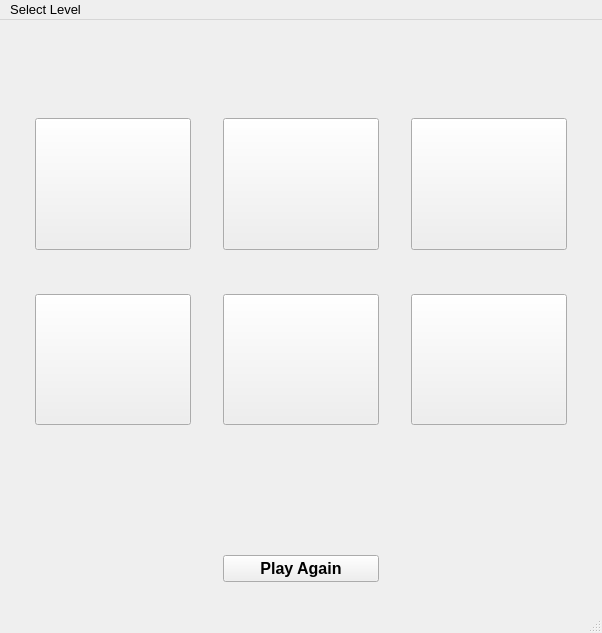
Before: the Qt Designer form beginnerwindow.ui in Pubzzz/TargetSumQtApplication, drawn with Qt 5.
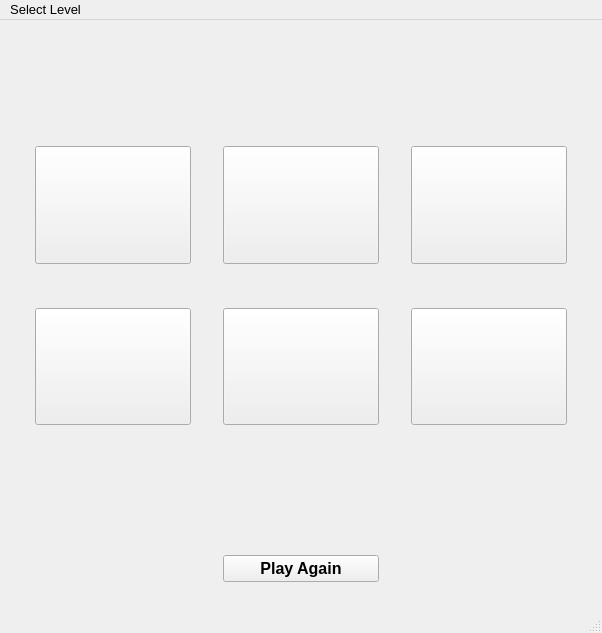
After: the same form once the commit is applied. Icons and pictures are not drawn.

```diff
--- a/beginnerwindow.ui
+++ b/beginnerwindow.ui
@@ -31,11 +31,24 @@
   </property>
   <property name="windowIcon">
    <iconset resource="res.qrc">
-    <normaloff>:/img/img/G.png</normaloff>:/img/img/G.png</iconset>
+    <normaloff>:/img/img/add1.png</normaloff>:/img/img/add1.png</iconset>
   </property>
   <widget class="QWidget" name="centralwidget">
    <layout class="QGridLayout" name="gridLayout">
-    <item row="5" column="3">
+    <item row="1" column="0" rowspan="11">
+     <spacer name="verticalSpacer_4">
+      <property name="orientation">
+       <enum>Qt::Vertical</enum>
+      </property>
+      <property name="sizeHint" stdset="0">
+       <size>
+        <width>20</width>
+        <height>40</height>
+       </size>
+      </property>
+     </spacer>
+    </item>
+    <item row="6" column="3">
      <spacer name="horizontalSpacer_7">
       <property name="orientation">
        <enum>Qt::Horizontal</enum>
@@ -48,7 +61,20 @@
       </property>
      </spacer>
     </item>
-    <item row="5" column="5">
+    <item row="8" column="5">
+     <spacer name="horizontalSpacer_11">
+      <property name="orientation">
+       <enum>Qt::Horizontal</enum>
+      </property>
+      <property name="sizeHint" stdset="0">
+       <size>
+        <width>40</width>
+        <height>20</height>
+       </size>
+      </property>
+     </spacer>
+    </item>
+    <item row="6" column="5">
      <spacer name="horizontalSpacer_8">
       <property name="orientation">
        <enum>Qt::Horizontal</enum>
@@ -61,20 +87,60 @@
       </property>
      </spacer>
     </item>
-    <item row="5" column="1">
-     <spacer name="horizontalSpacer_6">
+    <item row="3" column="5">
+     <widget class="QPushButton" name="btn2">
+      <property name="sizePolicy">
+       <sizepolicy hsizetype="Minimum" vsizetype="Preferred">
+        <horstretch>0</horstretch>
+        <verstretch>0</verstretch>
+       </sizepolicy>
+      </property>
+      <property name="font">
+       <font>
+        <pointsize>16</pointsize>
+        <weight>50</weight>
+        <bold>false</bold>
+       </font>
+      </property>
+      <property name="text">
+       <string/>
+      </property>
+     </widget>
+    </item>
+    <item row="3" column="3">
+     <widget class="QPushButton" name="btn1">
+      <property name="sizePolicy">
+       <sizepolicy hsizetype="Minimum" vsizetype="Preferred">
+        <horstretch>0</horstretch>
+        <verstretch>0</verstretch>
+       </sizepolicy>
+      </property>
+      <property name="font">
+       <font>
+        <pointsize>16</pointsize>
+        <weight>50</weight>
+        <bold>false</bold>
+       </font>
+      </property>
+      <property name="text">
+       <string/>
+      </property>
+     </widget>
+    </item>
+    <item row="7" column="2">
+     <spacer name="verticalSpacer_5">
       <property name="orientation">
-       <enum>Qt::Horizontal</enum>
+       <enum>Qt::Vertical</enum>
       </property>
       <property name="sizeHint" stdset="0">
        <size>
-        <width>40</width>
-        <height>20</height>
+        <width>20</width>
+        <height>40</height>
        </size>
       </property>
      </spacer>
     </item>
-    <item row="2" column="2">
+    <item row="3" column="2">
      <spacer name="verticalSpacer">
       <property name="orientation">
        <enum>Qt::Vertical</enum>
@@ -87,7 +153,20 @@
       </property>
      </spacer>
     </item>
-    <item row="2" column="4">
+    <item row="8" column="3">
+     <spacer name="horizontalSpacer_4">
+      <property name="orientation">
+       <enum>Qt::Horizontal</enum>
+      </property>
+      <property name="sizeHint" stdset="0">
+       <size>
+        <width>40</width>
+        <height>20</height>
+       </size>
+      </property>
+     </spacer>
+    </item>
+    <item row="3" column="4">
      <spacer name="verticalSpacer_6">
       <property name="orientation">
        <enum>Qt::Vertical</enum>
@@ -100,67 +179,7 @@
       </property>
      </spacer>
     </item>
-    <item row="2" column="5">
-     <widget class="QPushButton" name="btn2">
-      <property name="sizePolicy">
-       <sizepolicy hsizetype="Minimum" vsizetype="Preferred">
-        <horstretch>0</horstretch>
-        <verstretch>0</verstretch>
-       </sizepolicy>
-      </property>
-      <property name="font">
-       <font>
-        <pointsize>16</pointsize>
-        <weight>50</weight>
-        <bold>false</bold>
-       </font>
-      </property>
-      <property name="text">
-       <string/>
-      </property>
-     </widget>
-    </item>
-    <item row="2" column="1">
-     <widget class="QPushButton" name="btn0">
-      <property name="sizePolicy">
-       <sizepolicy hsizetype="Minimum" vsizetype="Preferred">
-        <horstretch>0</horstretch>
-        <verstretch>0</verstretch>
-       </sizepolicy>
-      </property>
-      <property name="font">
-       <font>
-        <pointsize>16</pointsize>
-        <weight>50</weight>
-        <bold>false</bold>
-       </font>
-      </property>
-      <property name="text">
-       <string/>
-      </property>
-     </widget>
-    </item>
-    <item row="6" column="5">
-     <widget class="QPushButton" name="btn5">
-      <property name="sizePolicy">
-       <sizepolicy hsizetype="Minimum" vsizetype="Preferred">
-        <horstretch>0</horstretch>
-        <verstretch>0</verstretch>
-       </sizepolicy>
-      </property>
-      <property name="font">
-       <font>
-        <pointsize>16</pointsize>
-        <weight>50</weight>
-        <bold>false</bold>
-       </font>
-      </property>
-      <property name="text">
-       <string/>
-      </property>
-     </widget>
-    </item>
-    <item row="11" column="0" colspan="7">
+    <item row="12" column="0" colspan="7">
      <spacer name="horizontalSpacer_3">
       <property name="orientation">
        <enum>Qt::Horizontal</enum>
@@ -173,184 +192,7 @@
       </property>
      </spacer>
     </item>
-    <item row="6" column="2">
-     <spacer name="verticalSpacer_5">
-      <property name="orientation">
-       <enum>Qt::Vertical</enum>
-      </property>
-      <property name="sizeHint" stdset="0">
-       <size>
-        <width>20</width>
-        <height>40</height>
-       </size>
-      </property>
-     </spacer>
-    </item>
-    <item row="2" column="3">
-     <widget class="QPushButton" name="btn1">
-      <property name="sizePolicy">
-       <sizepolicy hsizetype="Minimum" vsizetype="Preferred">
-        <horstretch>0</horstretch>
-        <verstretch>0</verstretch>
-       </sizepolicy>
-      </property>
-      <property name="font">
-       <font>
-        <pointsize>16</pointsize>
-        <weight>50</weight>
-        <bold>false</bold>
-       </font>
-      </property>
-      <property name="text">
-       <string/>
-      </property>
-     </widget>
-    </item>
-    <item row="6" column="1">
-     <widget class="QPushButton" name="btn3">
-      <property name="sizePolicy">
-       <sizepolicy hsizetype="Minimum" vsizetype="Preferred">
-        <horstretch>0</horstretch>
-        <verstretch>0</verstretch>
-       </sizepolicy>
-      </property>
-      <property name="font">
-       <font>
-        <pointsize>16</pointsize>
-        <weight>50</weight>
-        <bold>false</bold>
-       </font>
-      </property>
-      <property name="text">
-       <string/>
-      </property>
-     </widget>
-    </item>
-    <item row="8" column="1" colspan="5">
-     <layout class="QVBoxLayout" name="verticalLayout_2">
-      <item>
-       <widget class="QLabel" name="Statuslbl">
-        <property name="font">
-         <font>
-          <pointsize>14</pointsize>
-          <weight>50</weight>
-          <bold>false</bold>
-         </font>
-        </property>
-        <property name="text">
-         <string/>
-        </property>
-        <property name="alignment">
-         <set>Qt::AlignCenter</set>
-        </property>
-       </widget>
-      </item>
-      <item>
-       <spacer name="horizontalSpacer_5">
-        <property name="orientation">
-         <enum>Qt::Horizontal</enum>
-        </property>
-        <property name="sizeHint" stdset="0">
-         <size>
-          <width>40</width>
-          <height>20</height>
-         </size>
-        </property>
-       </spacer>
-      </item>
-      <item>
-       <widget class="QLabel" name="Timerlbl">
-        <property name="font">
-         <font>
-          <pointsize>12</pointsize>
-          <weight>50</weight>
-          <bold>false</bold>
-         </font>
-        </property>
-        <property name="text">
-         <string/>
-        </property>
-        <property name="alignment">
-         <set>Qt::AlignCenter</set>
-        </property>
-       </widget>
-      </item>
-      <item>
-       <spacer name="horizontalSpacer_9">
-        <property name="orientation">
-         <enum>Qt::Horizontal</enum>
-        </property>
-        <property name="sizeHint" stdset="0">
-         <size>
-          <width>40</width>
-          <height>20</height>
-         </size>
-        </property>
-       </spacer>
-      </item>
-     </layout>
-    </item>
-    <item row="6" column="4">
-     <spacer name="verticalSpacer_2">
-      <property name="orientation">
-       <enum>Qt::Vertical</enum>
-      </property>
-      <property name="sizeHint" stdset="0">
-       <size>
-        <width>20</width>
-        <height>40</height>
-       </size>
-      </property>
-     </spacer>
-    </item>
-    <item row="6" column="3">
-     <widget class="QPushButton" name="btn4">
-      <property name="sizePolicy">
-       <sizepolicy hsizetype="Minimum" vsizetype="Preferred">
-        <horstretch>0</horstretch>
-        <verstretch>0</verstretch>
-       </sizepolicy>
-      </property>
-      <property name="font">
-       <font>
-        <pointsize>16</pointsize>
-        <weight>50</weight>
-        <bold>false</bold>
-       </font>
-      </property>
-      <property name="text">
-       <string/>
-      </property>
-     </widget>
-    </item>
-    <item row="0" column="6" rowspan="11">
-     <spacer name="verticalSpacer_3">
-      <property name="orientation">
-       <enum>Qt::Vertical</enum>
-      </property>
-      <property name="sizeHint" stdset="0">
-       <size>
-        <width>20</width>
-        <height>40</height>
-       </size>
-      </property>
-     </spacer>
-    </item>
-    <item row="10" column="3">
-     <widget class="QPushButton" name="Againbtn">
-      <property name="font">
-       <font>
-        <pointsize>12</pointsize>
-        <weight>75</weight>
-        <bold>true</bold>
-       </font>
-      </property>
-      <property name="text">
-       <string>Play Again</string>
-      </property>
-     </widget>
-    </item>
-    <item row="0" column="1" colspan="5">
+    <item row="1" column="1" colspan="5">
      <layout class="QVBoxLayout" name="verticalLayout">
       <item>
        <spacer name="horizontalSpacer">
@@ -397,34 +239,41 @@
       </item>
      </layout>
     </item>
-    <item row="7" column="3">
-     <spacer name="horizontalSpacer_4">
+    <item row="1" column="6" rowspan="11">
+     <spacer name="verticalSpacer_3">
       <property name="orientation">
-       <enum>Qt::Horizontal</enum>
+       <enum>Qt::Vertical</enum>
       </property>
       <property name="sizeHint" stdset="0">
        <size>
-        <width>40</width>
-        <height>20</height>
-       </size>
-      </property>
-     </spacer>
-    </item>
-    <item row="7" column="1">
-     <spacer name="horizontalSpacer_10">
-      <property name="orientation">
-       <enum>Qt::Horizontal</enum>
-      </property>
-      <property name="sizeHint" stdset="0">
-       <size>
-        <width>40</width>
-        <height>20</height>
+        <width>20</width>
+        <height>40</height>
        </size>
       </property>
      </spacer>
     </item>
     <item row="7" column="5">
-     <spacer name="horizontalSpacer_11">
+     <widget class="QPushButton" name="btn5">
+      <property name="sizePolicy">
+       <sizepolicy hsizetype="Minimum" vsizetype="Preferred">
+        <horstretch>0</horstretch>
+        <verstretch>0</verstretch>
+       </sizepolicy>
+      </property>
+      <property name="font">
+       <font>
+        <pointsize>16</pointsize>
+        <weight>50</weight>
+        <bold>false</bold>
+       </font>
+      </property>
+      <property name="text">
+       <string/>
+      </property>
+     </widget>
+    </item>
+    <item row="8" column="1">
+     <spacer name="horizontalSpacer_10">
       <property name="orientation">
        <enum>Qt::Horizontal</enum>
       </property>
@@ -436,8 +285,68 @@
       </property>
      </spacer>
     </item>
-    <item row="0" column="0" rowspan="11">
-     <spacer name="verticalSpacer_4">
+    <item row="7" column="1">
+     <widget class="QPushButton" name="btn3">
+      <property name="sizePolicy">
+       <sizepolicy hsizetype="Minimum" vsizetype="Preferred">
+        <horstretch>0</horstretch>
+        <verstretch>0</verstretch>
+       </sizepolicy>
+      </property>
+      <property name="font">
+       <font>
+        <pointsize>16</pointsize>
+        <weight>50</weight>
+        <bold>false</bold>
+       </font>
+      </property>
+      <property name="text">
+       <string/>
+      </property>
+     </widget>
+    </item>
+    <item row="7" column="3">
+     <widget class="QPushButton" name="btn4">
+      <property name="sizePolicy">
+       <sizepolicy hsizetype="Minimum" vsizetype="Preferred">
+        <horstretch>0</horstretch>
+        <verstretch>0</verstretch>
+       </sizepolicy>
+      </property>
+      <property name="font">
+       <font>
+        <pointsize>16</pointsize>
+        <weight>50</weight>
+        <bold>false</bold>
+       </font>
+      </property>
+      <property name="text">
+       <string/>
+      </property>
+     </widget>
+    </item>
+    <item row="3" column="1">
+     <widget class="QPushButton" name="btn0">
+      <property name="sizePolicy">
+       <sizepolicy hsizetype="Minimum" vsizetype="Preferred">
+        <horstretch>0</horstretch>
+        <verstretch>0</verstretch>
+       </sizepolicy>
+      </property>
+      <property name="font">
+       <font>
+        <pointsize>16</pointsize>
+        <weight>50</weight>
+        <bold>false</bold>
+       </font>
+      </property>
+      <property name="text">
+       <string/>
+      </property>
+     </widget>
+    </item>
+    <item row="7" column="4">
+     <spacer name="verticalSpacer_2">
       <property name="orientation">
        <enum>Qt::Vertical</enum>
       </property>
@@ -449,6 +358,114 @@
       </property>
      </spacer>
     </item>
+    <item row="11" column="3">
+     <widget class="QPushButton" name="Againbtn">
+      <property name="font">
+       <font>
+        <pointsize>12</pointsize>
+        <weight>75</weight>
+        <bold>true</bold>
+       </font>
+      </property>
+      <property name="text">
+       <string>Play Again</string>
+      </property>
+     </widget>
+    </item>
+    <item row="9" column="1" colspan="5">
+     <layout class="QVBoxLayout" name="verticalLayout_2">
+      <item>
+       <widget class="QLabel" name="Statuslbl">
+        <property name="font">
+         <font>
+          <pointsize>14</pointsize>
+          <weight>50</weight>
+          <bold>false</bold>
+         </font>
+        </property>
+        <property name="text">
+         <string/>
+        </property>
+        <property name="alignment">
+         <set>Qt::AlignCenter</set>
+        </property>
+       </widget>
+      </item>
+      <item>
+       <spacer name="horizontalSpacer_5">
+        <property name="orientation">
+         <enum>Qt::Horizontal</enum>
+        </property>
+        <property name="sizeHint" stdset="0">
+         <size>
+          <width>40</width>
+          <height>20</height>
+         </size>
+        </property>
+       </spacer>
+      </item>
+      <item>
+       <widget class="QLabel" name="Timerlbl">
+        <property name="font">
+         <font>
+          <pointsize>12</pointsize>
+          <weight>50</weight>
+          <bold>false</bold>
+         </font>
+        </property>
+        <property name="text">
+         <string/>
+        </property>
+        <property name="alignment">
+         <set>Qt::AlignCenter</set>
+        </property>
+       </widget>
+      </item>
+      <item>
+       <spacer name="horizontalSpacer_9">
+        <property name="orientation">
+         <enum>Qt::Horizontal</enum>
+        </property>
+        <property name="sizeHint" stdset="0">
+         <size>
+          <width>40</width>
+          <height>20</height>
+         </size>
+        </property>
+       </spacer>
+      </item>
+     </layout>
+    </item>
+    <item row="6" column="1">
+     <spacer name="horizontalSpacer_6">
+      <property name="orientation">
+       <enum>Qt::Horizontal</enum>
+      </property>
+      <property name="sizeHint" stdset="0">
+       <size>
+        <width>40</width>
+        <height>20</height>
+       </size>
+      </property>
+     </spacer>
+    </item>
+    <item row="0" column="3">
+     <widget class="QLabel" name="Levellbl">
+      <property name="font">
+       <font>
+        <pointsize>14</pointsize>
+        <weight>75</weight>
+        <bold>true</bold>
+       </font>
+      </property>
+      <property name="text">
+       <string/>
+      </property>
+      <property name="alignment">
+       <set>Qt::AlignCenter</set>
+      </property>
+     </widget>
+    </item>
    </layout>
   </widget>
   <widget class="QMenuBar" name="menubar">
@@ -464,6 +481,7 @@
     <property name="title">
      <string>Select Level</string>
     </property>
+    <addaction name="actionBeginner"/>
     <addaction name="actionIntermediate"/>
     <addaction name="actionAdvanced"/>
    </widget>
@@ -488,6 +506,15 @@
     <string>Advanced</string>
    </property>
   </action>
+  <action name="actionBeginner">
+   <property name="icon">
+    <iconset resource="res.qrc">
+     <normaloff>:/img/img/G.png</normaloff>:/img/img/G.png</iconset>
+   </property>
+   <property name="text">
+    <string>Beginner</string>
+   </property>
+  </action>
  </widget>
  <resources>
   <include location="res.qrc"/>
```
